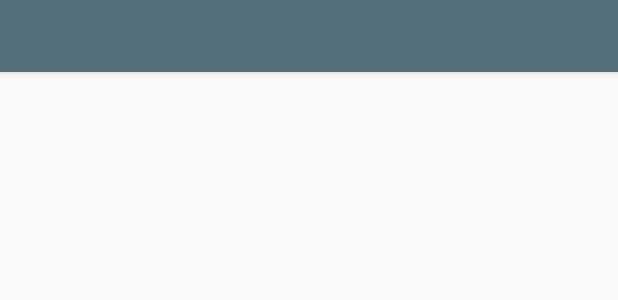
After one commit to obladioblada/ToBike, an Android app: the layout activity_setting.xml on its own in the app's theme, with its tools: preview values and no code run, on a phone screen of 412 x 824 dp. The commit adds this screen. Shown: the top 300 px of the screen. Run offline under Robolectric (Android 15) with nearby library versions, the phone set to English and light mode, and no system bars.

Commit message:
Ho aggiunto le due nuove activity per il setting e il login

```diff
--- /dev/null
+++ b/ToBike/app/src/main/res/layout/activity_setting.xml
@@ -0,0 +1,19 @@
+<?xml version="1.0" encoding="utf-8"?>
+<RelativeLayout
+    xmlns:android="http://schemas.android.com/apk/res/android"
+    xmlns:tools="http://schemas.android.com/tools"
+    android:layout_width="match_parent"
+    android:layout_height="match_parent"
+    tools:context="com.example.gianpaolobasilico.tobike.SettingActivity">
+
+    <android.support.v7.widget.Toolbar
+        android:id="@+id/setting_toolbar"
+        android:layout_width="match_parent"
+        android:layout_height="48dp"
+        android:background="@color/colorPrimaryDark"
+        android:elevation="4dp"
+        android:gravity="top|start"
+        xmlns:android="http://schemas.android.com/apk/res/android"
+        >
+    </android.support.v7.widget.Toolbar>
+</RelativeLayout>
--- a/ToBike/app/src/main/res/layout/drawer_list_item.xml
+++ b/ToBike/app/src/main/res/layout/drawer_list_item.xml
@@ -18,7 +18,7 @@
     android:textSize="14sp"
     android:textStyle="bold"
     android:layout_gravity="center|start"
-    android:textColor="@color/colorPrimaryDark"
+    android:textColor="#000000"
 
     />
 </LinearLayout>
--- /dev/null
+++ b/ToBike/app/src/main/res/values-w820dp/dimens.xml
@@ -0,0 +1,6 @@
+<resources>
+    <!-- Example customization of dimensions originally defined in res/values/dimens.xml
+         (such as screen margins) for screens with more than 820dp of available width. This
+         would include 7" and 10" devices in landscape (~960dp and ~1280dp respectively). -->
+    <dimen name="activity_horizontal_margin">64dp</dimen>
+</resources>
--- /dev/null
+++ b/ToBike/app/src/main/res/values/dimens.xml
@@ -0,0 +1,5 @@
+<resources>
+    <!-- Default screen margins, per the Android Design guidelines. -->
+    <dimen name="activity_horizontal_margin">16dp</dimen>
+    <dimen name="activity_vertical_margin">16dp</dimen>
+</resources>
```
Also changed, not shown: ToBike/app/src/main/AndroidManifest.xml (+12 -3 lines), ToBike/app/src/main/java/com/example/gianpaolobasilico/tobike/LoginActivity.java (added, +20 -0 lines), ToBike/app/src/main/java/com/example/gianpaolobasilico/tobike/MapsActivity.java (+21 -2 lines), ToBike/app/src/main/java/com/example/gianpaolobasilico/tobike/SettingActivity.java (added, +21 -0 lines), ToBike/app/src/main/res/layout/activity_login.xml (added, +19 -0 lines), ToBike/app/src/main/res/values/strings.xml (+14 -0 lines).
